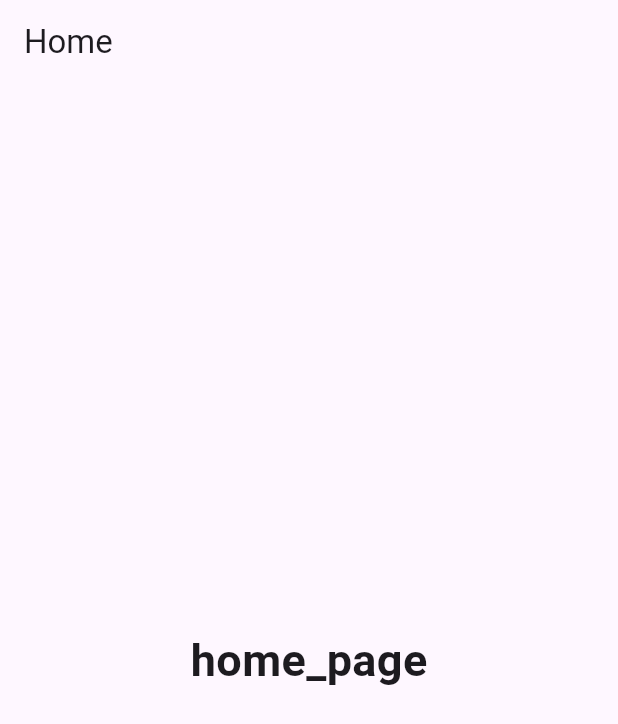
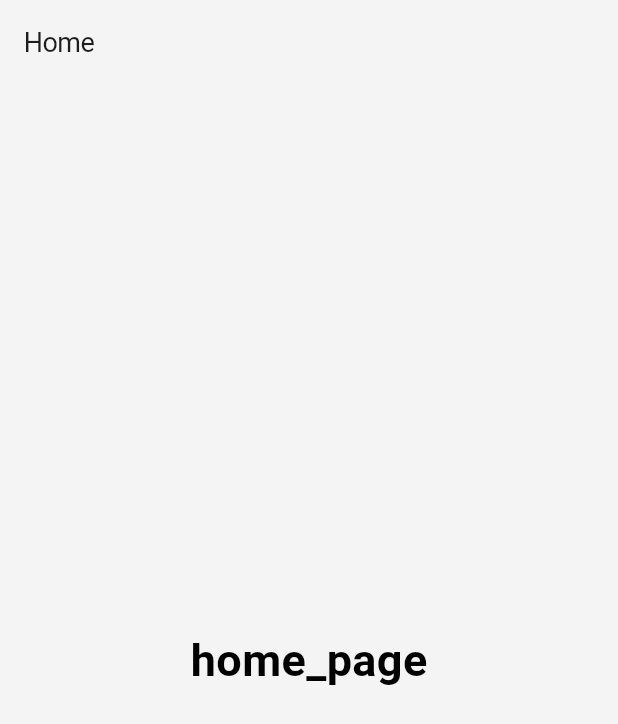
Before and after one commit to rrilla/Study-Flutter-E_commerce, a Flutter app: the screen it shows after launch, on a phone screen of 412 x 824 dp. Shown: the top 724 px of the screen. Run offline on Flutter 3.47's test engine with Material 3 defaults, Android fonts, the phone set to English and light mode, and no system bars; our stand-ins replace flutter_svg, go_router; Roboto replaces fonts that are missing (Pretendard).

Commit message:
feat: 메인 구조 개발
- Material3 ThemeData 세팅.

```diff
--- a/lib/main.dart
+++ b/lib/main.dart
@@ -1,3 +1,4 @@
+import 'package:e_commerce_app/core/theme/theme_data.dart';
 import 'package:e_commerce_app/presentation/routes/routes.dart';
 import 'package:flutter/material.dart';
 
@@ -11,6 +12,7 @@ class MainApp extends StatelessWidget {
   @override
   Widget build(BuildContext context) {
     return MaterialApp.router(
+      theme: CustomThemeData.themeData,
       routerConfig: router,
     );
   }
--- a/lib/presentation/pages/splash/splash_page.dart
+++ b/lib/presentation/pages/splash/splash_page.dart
@@ -1,5 +1,6 @@
 import 'dart:async';
 
+import 'package:e_commerce_app/core/theme/constant/app_icons.dart';
 import 'package:e_commerce_app/presentation/routes/route_path.dart';
 import 'package:flutter/material.dart';
 import 'package:flutter_svg/flutter_svg.dart';
@@ -26,10 +27,9 @@ class _SplashPageState extends State<SplashPage> {
   @override
   Widget build(BuildContext context) {
     return Scaffold(
-      //Todo: 하드코딩 된 값 변경할 것.
-      backgroundColor: Color(0xFF5F0080),
+      backgroundColor: Theme.of(context).colorScheme.primary,
       body: Center(
-        child: SvgPicture.asset('assets/svg/main_logo.svg'),
+        child: SvgPicture.asset(AppIcons.mainLogo),
       ),
     );
   }
```
